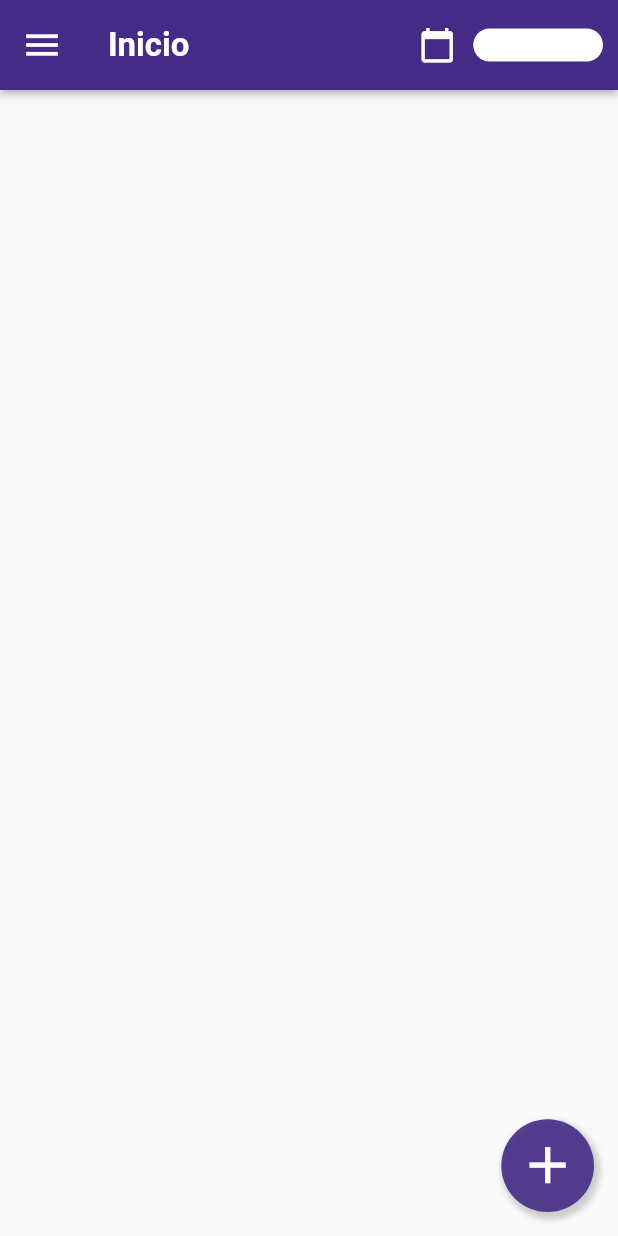
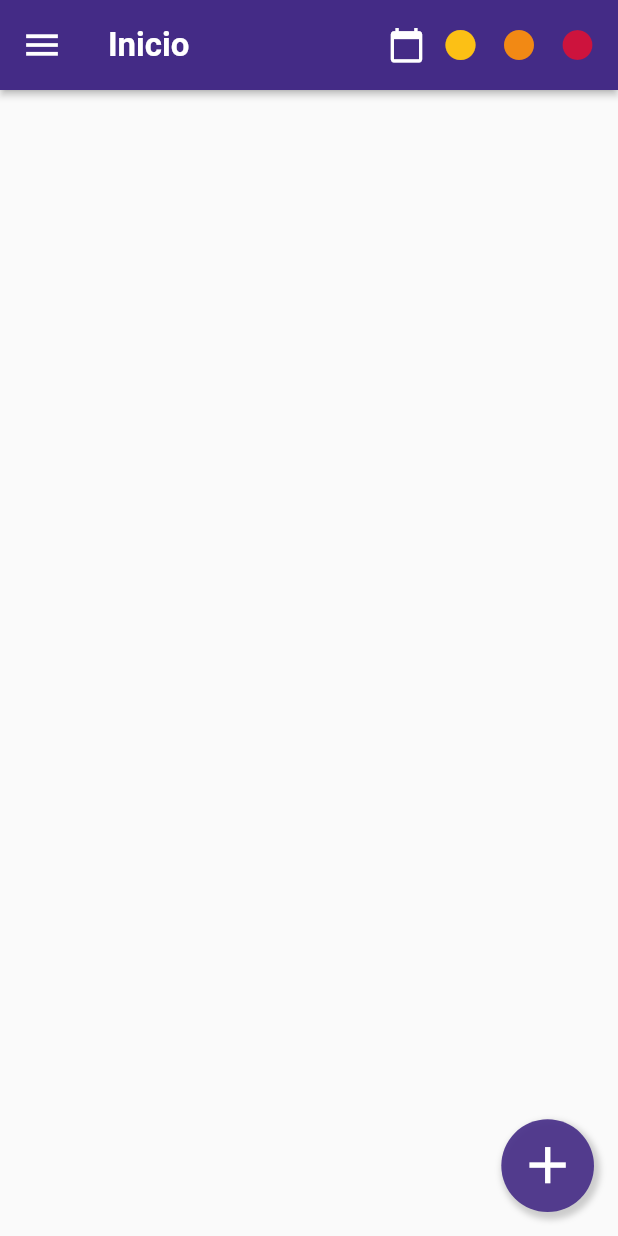
Before and after one commit to kevinlakb/Devsign, a Flutter app: the screen it shows after launch, on a phone screen of 412 x 824 dp. Run offline on Flutter 3.47's test engine with Material 2 defaults, Android fonts, the light colour scheme and no system bars; our stand-ins replace flutter_speed_dial, table_calendar.

Commit message:
le puse botones

```diff
--- a/lib/screens/home/widgets/app_bar_action.dart
+++ b/lib/screens/home/widgets/app_bar_action.dart
@@ -1,3 +1,4 @@
+import 'package:entre_tiempos/themes/app_theme.dart';
 import 'package:flutter/material.dart';
 
 class AppBarAction extends StatefulWidget {
@@ -20,14 +21,19 @@ class _AppBarActionState extends State<AppBarAction> {
     return Center(
       child: InkWell(
         child: Container(
+
+          child: Row(
+            children: const  [
+              Icon(Icons.circle , color: AppTheme.kYellowLight ),
+              SizedBox(width: 15,),
+              Icon(Icons.circle , color: AppTheme.kOrangeLight ),
+              SizedBox(width: 15,),
+              Icon(Icons.circle , color: AppTheme.kRedLight ),
+              SizedBox(width: 15,)
+            ],
+          ),
           //duration: const Duration(milliseconds: 300),
-          margin: const EdgeInsets.only(right: 10),
-          height: 22,
-          width: size.width * 0.21,
-          decoration: BoxDecoration(
-            color: Colors.white,
-            borderRadius: BorderRadius.circular(12),
-          ),
+
         ),
         onTap: () {
           setState(() {
```
